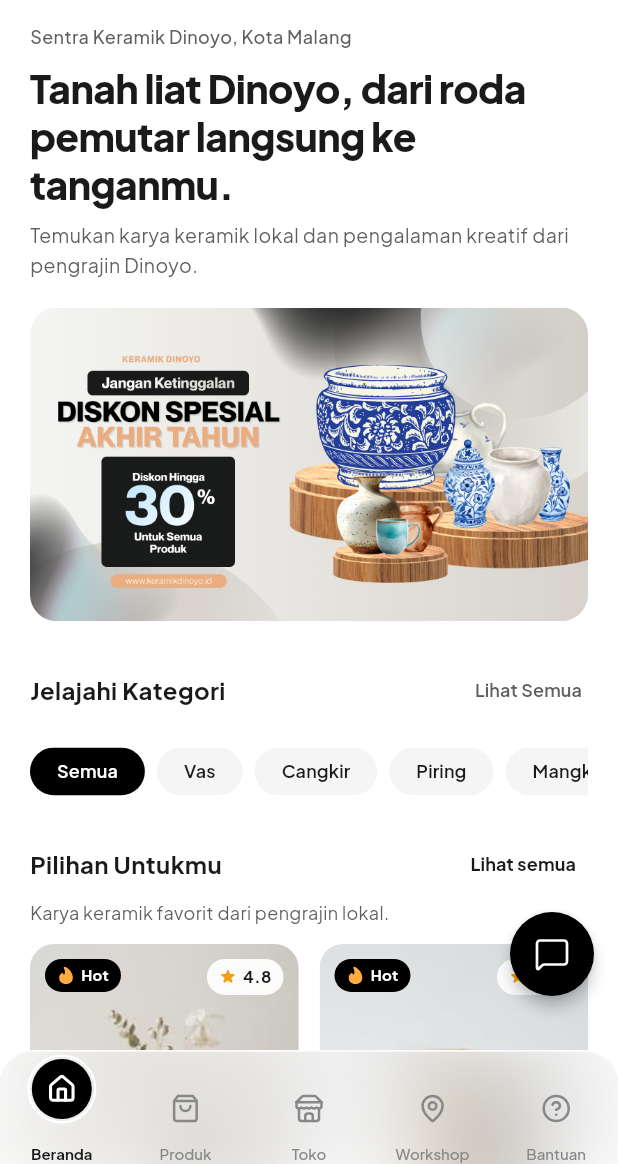
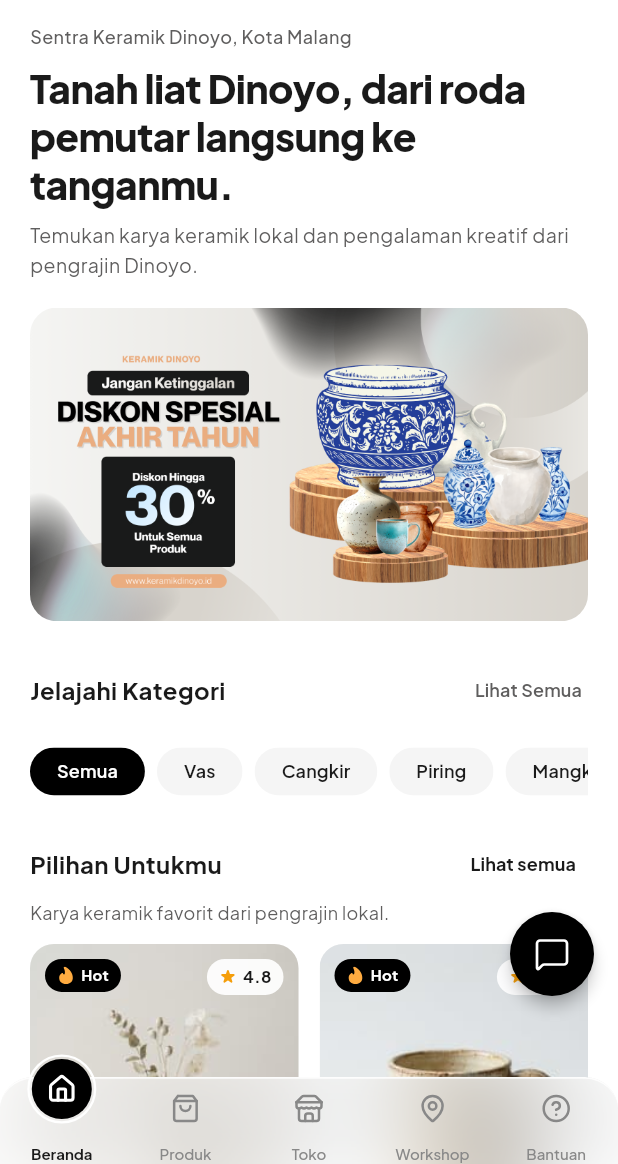
Before and after one commit to alifarda126/DinoyoCraftApp, a Flutter app: the screen it shows after launch, after a tap on "Mulai Menjelajah", after a tap on "Masuk", after a tap on "Masuk dengan Google", on a phone screen of 412 x 824 dp, the part 72-1236 px from its top. Run offline on Flutter 3.47's test engine with Material 3 defaults, Android fonts, the light colour scheme and no system bars; our stand-ins replace flutter_svg, go_router, google_fonts.

Commit message:
Fix: navbar bg height shorter so active icon pops above glass panel

```diff
--- a/lib/core/widgets/dc_bottom_nav.dart
+++ b/lib/core/widgets/dc_bottom_nav.dart
@@ -25,8 +25,11 @@ class DcBottomNav extends StatelessWidget {
     _NavItem('Bantuan', AppAssets.navBantuan, Icons.help_outline),
   ];
 
-  // Tinggi bar konten (tanpa safe area) — cukup untuk icon+label+padding
+  // Tinggi bar konten (items layer) — cukup untuk icon+label
   static const double _barHeight = 76.0;
+  // Tinggi background glass — lebih pendek dari items,
+  // agar icon active yang pop ke atas bisa "mencuat" keluar dari background
+  static const double _bgHeight = 58.0;
   // Ruang ekstra di atas agar icon pop-up tidak terpotong
   static const double _overflowTop = 20.0;
 
@@ -48,7 +51,9 @@ class DcBottomNav extends StatelessWidget {
             left: 0,
             right: 0,
             bottom: 0,
-            height: _barHeight + bottomPad,
+          // Background lebih pendek (_bgHeight) dari items layer (_barHeight)
+          // → icon active yang pop ke atas akan mencuat keluar dari background
+          height: _bgHeight + bottomPad,
             child: ClipRRect(
               borderRadius:
                   const BorderRadius.vertical(top: Radius.circular(22)),
```
